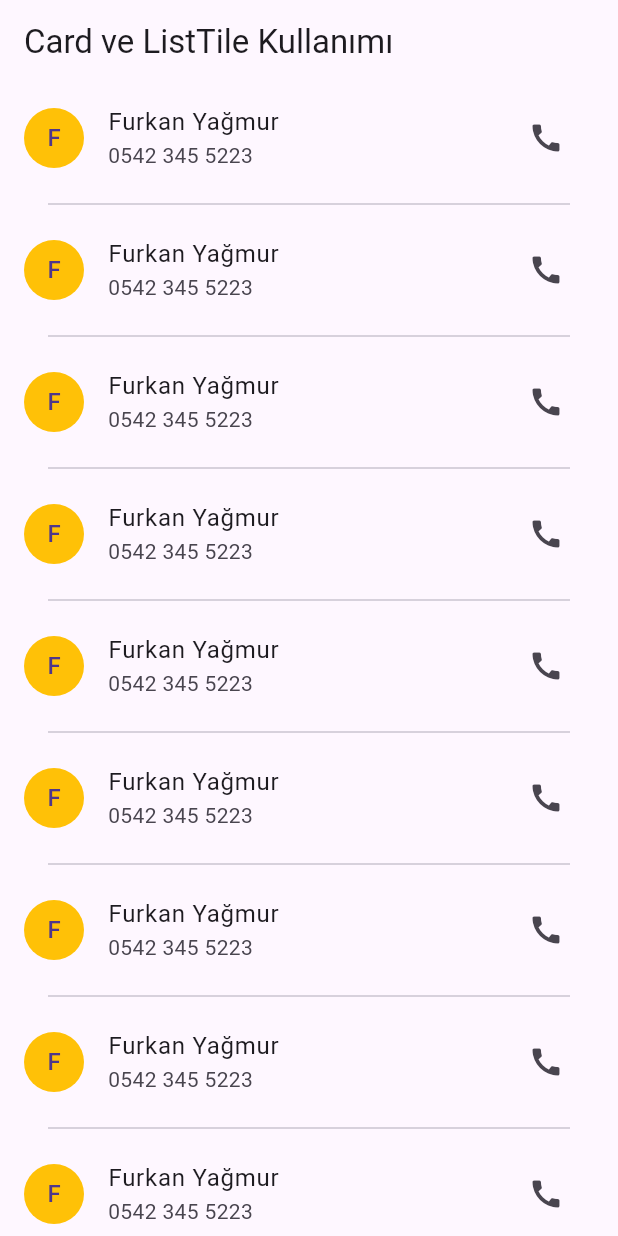
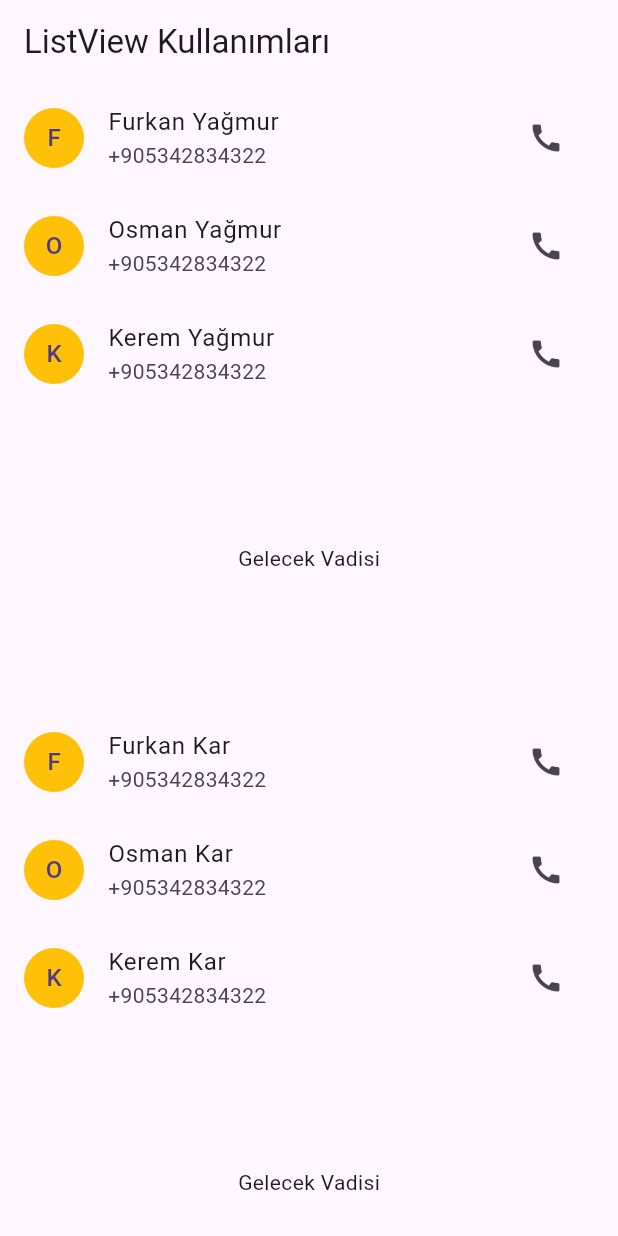
Before and after one commit to gelecekvadisi/flutter_2_2024, a Flutter app: the screen it shows after launch, on a phone screen of 412 x 824 dp. Run offline on Flutter 3.47's test engine with Material 3 defaults, Android fonts, the phone set to English and light mode, and no system bars; our stand-ins replace flutter_easyloading.

Commit message:
ListView widget işlendi, EasyLoading ve Toast message, Snackbar ve AlertDialog gösterimi işlendi.

```diff
--- a/flutter/counter_app/lib/image_page.dart
+++ b/flutter/counter_app/lib/image_page.dart
@@ -75,7 +75,7 @@ class ImagePage extends StatelessWidget {
               ),
             ),
           ),
-          Flexible(
+          const Flexible(
             child: CircleAvatar(
               radius: 100,
               backgroundImage: AssetImage("assets/images/car.jpeg"),
--- a/flutter/flutter_demo_1/lib/main.dart
+++ b/flutter/flutter_demo_1/lib/main.dart
@@ -2,6 +2,8 @@ import 'package:flutter/material.dart';
 import 'package:flutter_demo_1/pages/button_page.dart';
 import 'package:flutter_demo_1/pages/card_page.dart';
 import 'package:flutter_demo_1/pages/custom_button_page.dart';
+import 'package:flutter_demo_1/pages/list_view_page.dart';
+import 'package:flutter_easyloading/flutter_easyloading.dart';
 
 void main() => runApp(const MyApp());
 
@@ -11,8 +13,17 @@ class MyApp extends StatelessWidget {
   @override
   Widget build(BuildContext context) {
     return MaterialApp(
+      /* darkTheme: ThemeData(
+        brightness: Brightness.dark,
+        cardColor: Colors.red,
+        cardTheme: CardTheme(
+          color: Colors.red,
+        ),
+      ),
+      themeMode: ThemeMode.dark, */
       title: 'Material App',
-      home: CardPage(),
+      home: ListViewPage(),
+      builder: EasyLoading.init(),
     );
   }
 }
--- /dev/null
+++ b/flutter/flutter_demo_1/lib/model/user_model.dart
@@ -0,0 +1,9 @@
+class UserModel {
+  String name;
+  String phone;
+
+  UserModel({
+    required this.name,
+    required this.phone,
+  });
+}
--- /dev/null
+++ b/flutter/flutter_demo_1/lib/pages/list_view_page.dart
@@ -0,0 +1,155 @@
+import 'package:flutter/material.dart';
+import 'package:flutter_easyloading/flutter_easyloading.dart';
+
+import '../model/user_model.dart';
+
+class ListViewPage extends StatelessWidget {
+  ListViewPage({super.key});
+
+  List<UserModel> userList = [
+    UserModel(name: "Furkan Yağmur", phone: "+905342834322"),
+    UserModel(name: "Osman Yağmur", phone: "+905342834322"),
+    UserModel(name: "Kerem Yağmur", phone: "+905342834322"),
+    UserModel(name: "Furkan Kar", phone: "+905342834322"),
+    UserModel(name: "Osman Kar", phone: "+905342834322"),
+    UserModel(name: "Kerem Kar", phone: "+905342834322"),
+    UserModel(name: "Kerem Yağmur", phone: "+905342834322"),
+    UserModel(name: "Furkan Dolu", phone: "+905342834322"),
+    UserModel(name: "Osman Dolu", phone: "+905342834322"),
+    UserModel(name: "Kerem Dolu", phone: "+905342834322"),
+  ];
+
+  @override
+  Widget build(BuildContext context) {
+    return Scaffold(
+      appBar: AppBar(
+        title: Text("ListView Kullanımları"),
+      ),
+      body: SingleChildScrollView(
+        physics: BouncingScrollPhysics(),
+        child: Column(
+          children: [
+            ListView.separated(
+              shrinkWrap: true,
+              physics: NeverScrollableScrollPhysics(),
+              itemCount: userList.length,
+              itemBuilder: (context, index) {
+                return _buildItem(
+                  name: userList[index].name,
+                  phone: userList[index].phone,
+                  index: index,
+                  context: context,
+                );
+              },
+              separatorBuilder: (context, index) {
+                /* return Divider(
+                  indent: 32,
+                  endIndent: 32,
+                ); */
+
+                /* return Container(
+                  width: 200,
+                  height: 50,
+                  color: Colors.amber,
+                ); */
+
+                if ((index + 1) % 3 == 0) {
+                  return Container(
+                    height: 200,
+                    child: Center(
+                      child: Text("Gelecek Vadisi"),
+                    ),
+                  );
+                  // return Container(height: 100, color: Colors.green,);
+                } else {
+                  return Container();
+                }
+              },
+            ),
+            ElevatedButton(onPressed: (){}, child: Text("Tamam")),
+          ],
+        ),
+      ),
+    );
+  }
+
+  Widget _buildItem({
+    required String name,
+    required String phone,
+    required int index,
+    required BuildContext context,
+  }) {
+    return ListTile(
+      style: ListTileStyle.list,
+      // tileColor: index %2 == 0 ? Colors.red : Colors.white,
+      leading: CircleAvatar(
+        backgroundColor: Colors.amber,
+        child: Text(name.characters.first),
+      ),
+      title: Text(name),
+      subtitle: Text(phone),
+      trailing: IconButton(
+        icon: const Icon(Icons.call),
+        onPressed: () {},
+      ),
+      onTap: () {
+
+        String content = """Lorem ipsum dolor sit amet, consectetur adipiscing elit. Aenean tristique vulputate mi nec semper. Sed ac arcu velit. In tincidunt massa lorem, sed placerat enim finibus nec. Cras sed lorem eros. Praesent at pharetra leo. Quisque sit amet fermentum erat, ac eleifend libero. Etiam eget nisl ac justo pellentesque facilisis. Quisque vitae erat nunc. Aliquam pharetra augue mauris. Morbi a metus molestie, porttitor elit sed, cursus mi. Nam eu porta ante.
+
+Fusce in diam interdum, maximus lectus quis, faucibus eros. Pellentesque sed cursus ipsum. Etiam rhoncus, purus sit amet molestie convallis, mi dui gravida mi, vitae mollis lorem orci sit amet nisl. Aenean accumsan posuere enim, ut ullamcorper lectus lacinia ac. Aliquam non tellus et lacus suscipit semper. Nulla nisl justo, tristique eget ornare id, elementum in dolor. In posuere, nulla lobortis consectetur pellentesque, purus arcu pulvinar lacus, at tempus metus nulla vitae odio. Nullam et vulputate elit, vel mollis lectus. Class aptent taciti sociosqu ad litora torquent per conubia nostra, per inceptos himenaeos. Curabitur vel quam nulla. Fusce ac sapien ac lacus posuere volutpat. Praesent eget sem eu est hendrerit fringilla eget eu tortor. Proin porttitor sodales purus et eleifend. Aenean nisl velit, tempor a tellus vel, egestas interdum mi. Curabitur malesuada tempor ex non commodo.
+
+Nulla facilisi. Proin egestas tellus tristique nunc commodo convallis. Nulla fringilla lacus at felis laoreet feugiat. Donec condimentum consequat enim eget aliquet. Sed euismod nunc quis sem accumsan, et tincidunt tellus auctor. Praesent dignissim sed diam eget iaculis. Fusce facilisis orci accumsan, iaculis leo ac, hendrerit libero. Aenean ac mollis lorem, nec iaculis leo. Suspendisse quis facilisis nibh. Nullam dolor odio, scelerisque non orci at, pulvinar congue ligula. Proin ornare faucibus dui, sit amet laoreet nibh porta sit amet. Proin et nulla risus.
+
+Etiam in nisl at diam convallis placerat sit amet vel erat. Curabitur feugiat laoreet ante, ut tincidunt leo pharetra eu. Nunc nec augue at metus tristique aliquam ut sed diam. Mauris nec ex enim. Aliquam dapibus interdum libero. Praesent sapien risus, lacinia vitae malesuada et, fringilla quis enim. Orci varius natoque penatibus et magnis dis parturient montes, nascetur ridiculus mus. Duis ante dui, egestas sit amet ornare vitae, volutpat eget eros. Maecenas sodales, eros non placerat fermentum, tortor tellus aliquam urna, vel molestie nisi purus at lorem. Nunc condimentum sollicitudin convallis. Sed molestie lectus tortor, eget pellentesque turpis vestibulum sed. Integer hendrerit nisl non sagittis imperdiet.
+
+Pellentesque aliquet, justo volutpat imperdiet maximus, tortor elit porta eros, at faucibus quam mauris nec leo. Cras purus lectus, tempor at magna non, dictum sodales velit. Fusce dignissim, metus id pretium ultrices, odio leo tincidunt risus, ac ultricies libero risus eget ipsum. Ut consequat varius aliquet. Duis eu massa et dolor vulputate viverra convallis sit amet justo. Morbi tincidunt rutrum eleifend. Nullam bibendum justo in sagittis ornare. Fusce sem felis, hendrerit non pharetra non, laoreet quis lectus. In finibus sapien ut mattis ultricies. Suspendisse iaculis ligula a libero tincidunt sollicitudin. Ut dignissim at felis vitae molestie. Integer convallis libero ac mi porttitor lobortis. Pellentesque sit amet tempor massa.""";
+
+        showDialog(
+            context: context,
+            builder: (context) {
+              return AlertDialog(
+                title: Text("Kişi Ara"),
+                content: SingleChildScrollView(
+                  child: Text(content),
+                ),
+                actions: [
+                  TextButton(onPressed: () {}, child: Text("İptal")),
+                  ElevatedButton(
+                      style: ElevatedButton.styleFrom(
+                        backgroundColor: Colors.purple,
+                        foregroundColor: const Color.fromARGB(255, 196, 180, 180),
+                      ),
+                      onPressed: () {},
+                      child: Text("Ara")),
+                ],
+                icon: Icon(Icons.call),
+              );
+            });
+      },
+      onLongPress: () {
+        EasyLoading.instance.toastPosition = EasyLoadingToastPosition.bottom;
+        /*
+        EasyLoading.instance
+          ..toastPosition = EasyLoadingToastPosition.bottom
+          ..backgroundColor = Colors.red
+          ..fontSize = 24;
+         */
+        EasyLoading.showToast("Kişi Aranıyor...");
+      },
+    );
+  }
+
+  _showSnackbar(BuildContext context) {
+    ScaffoldMessenger.of(context).showSnackBar(
+      SnackBar(
+        duration: Duration(seconds: 4),
+        dismissDirection: DismissDirection.startToEnd,
+        action: SnackBarAction(label: "Tamam", onPressed: () {}),
+        content: Text(
+          "Kişi aranıyor....",
+        ),
+      ),
+    );
+    debugPrint("Kişi aranıyor....");
+  }
+}
--- a/flutter/flutter_demo_1/pubspec.yaml
+++ b/flutter/flutter_demo_1/pubspec.yaml
@@ -35,6 +35,7 @@ dependencies:
   # The following adds the Cupertino Icons font to your application.
   # Use with the CupertinoIcons class for iOS style icons.
   cupertino_icons: ^1.0.6
+  flutter_easyloading: ^3.0.5
 
 dev_dependencies:
   flutter_test:
```
Also changed, not shown: flutter/flutter_demo_1/lib/pages/button_page.dart (+14 -13 lines), flutter/flutter_demo_1/lib/pages/card_page.dart (+11 -1 lines), flutter/flutter_demo_1/pubspec.lock.
